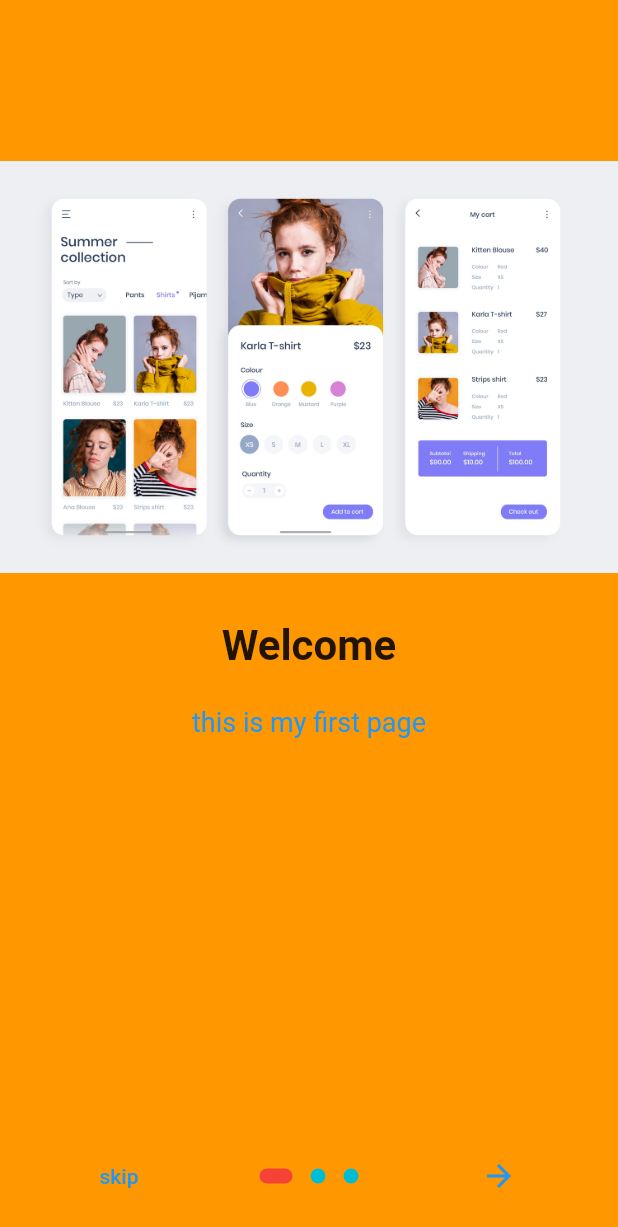
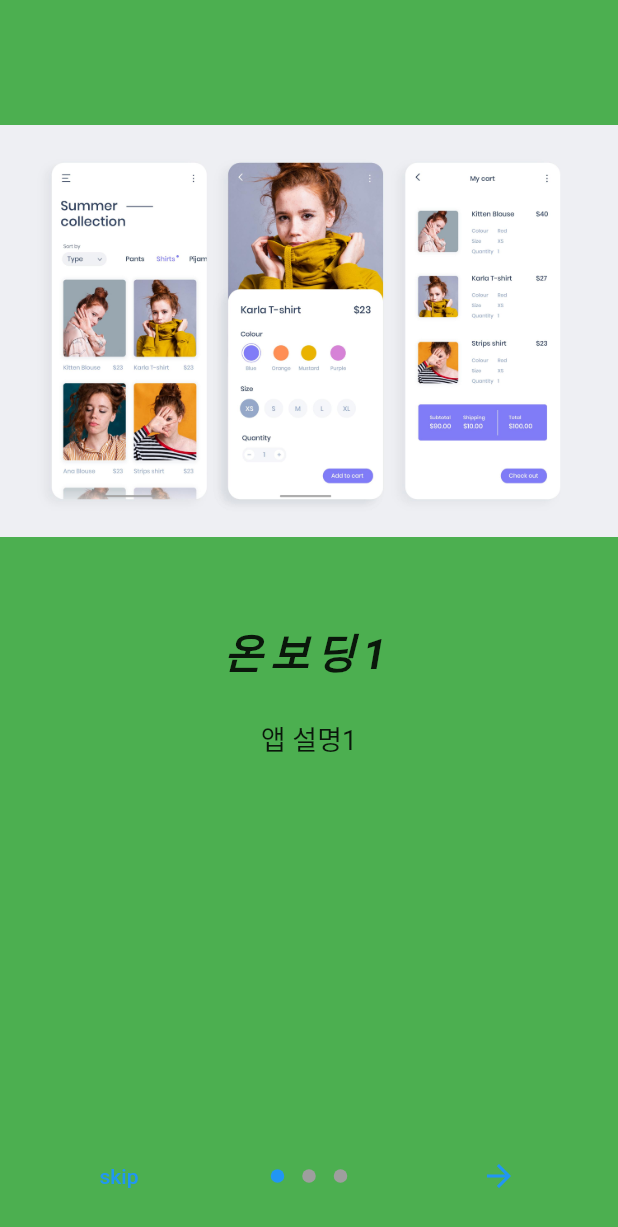
Before and after one commit to qkrwlsdyd95/semiconductor, a Flutter app: the screen it shows after launch, on a phone screen of 412 x 824 dp. Shown: the top 1227 px of the screen. Run offline on Flutter 3.47's test engine with Material 2 defaults, Android fonts, the phone set to English and light mode, and no system bars; drawn by our look-alikes of introduction_screen.

Commit message:
순한맛코딩

```diff
--- a/lib/onboarding.dart
+++ b/lib/onboarding.dart
@@ -8,51 +8,46 @@ class OnBoardingPage extends StatelessWidget {
   @override
   Widget build(BuildContext context) {
     return IntroductionScreen(
-      done: const Text('done'),
+      done: const Text("Done"),
       pages: [
         PageViewModel(
-            title: 'Welcome',
-            body: 'this is my first page',
+            title: '온보딩1',
+            body: '앱 설명1',
             image: Image.asset('image/onboarding.jpg'),
             decoration: getPageDecoration()),
         PageViewModel(
-            title: 'Welcome',
-            body: 'this is my second page',
+            title: '온보딩2',
+            body: '앱 설명2',
             image: Image.asset('image/onboarding.jpg'),
             decoration: getPageDecoration()),
         PageViewModel(
-            title: 'Welcome',
-            body: 'this is my third page',
+            title: '온보딩3',
+            body: '앱 설명3',
             image: Image.asset('image/onboarding.jpg'),
-            decoration: getPageDecoration()),
+            decoration: getPageDecoration())
       ],
       onDone: () {
         Navigator.of(context).pushReplacement(MaterialPageRoute(
-          builder: (context) => const MyPage(),
+          builder: (context) => const HomeScreen(),
         ));
       },
       next: const Icon(Icons.arrow_forward),
       showSkipButton: true,
       skip: const Text("skip"),
-      dotsDecorator: DotsDecorator(
-          color: Colors.cyan,
-          size: const Size(10, 10),
-          activeSize: const Size(22, 10),
-          activeShape:
-              RoundedRectangleBorder(borderRadius: BorderRadius.circular(24)),
-          activeColor: Colors.red),
-      curve: Curves.bounceOut,
     );
   }
 
   PageDecoration getPageDecoration() {
     return const PageDecoration(
-        titleTextStyle: TextStyle(fontSize: 28, fontWeight: FontWeight.bold),
+        pageColor: Colors.green,
+        titleTextStyle: TextStyle(
+          fontSize: 28,
+          fontWeight: FontWeight.bold,
+          letterSpacing: 5.0,
+          fontStyle: FontStyle.italic,
+        ),
         bodyTextStyle: TextStyle(
           fontSize: 18,
-          color: Colors.blue,
-        ),
-        imagePadding: EdgeInsets.only(top: 40),
-        pageColor: Colors.orange);
+        ));
   }
 }
```
Also changed, not shown: lib/main.dart (+16 -11 lines), lib/photo.dart (added, +20 -0 lines).
